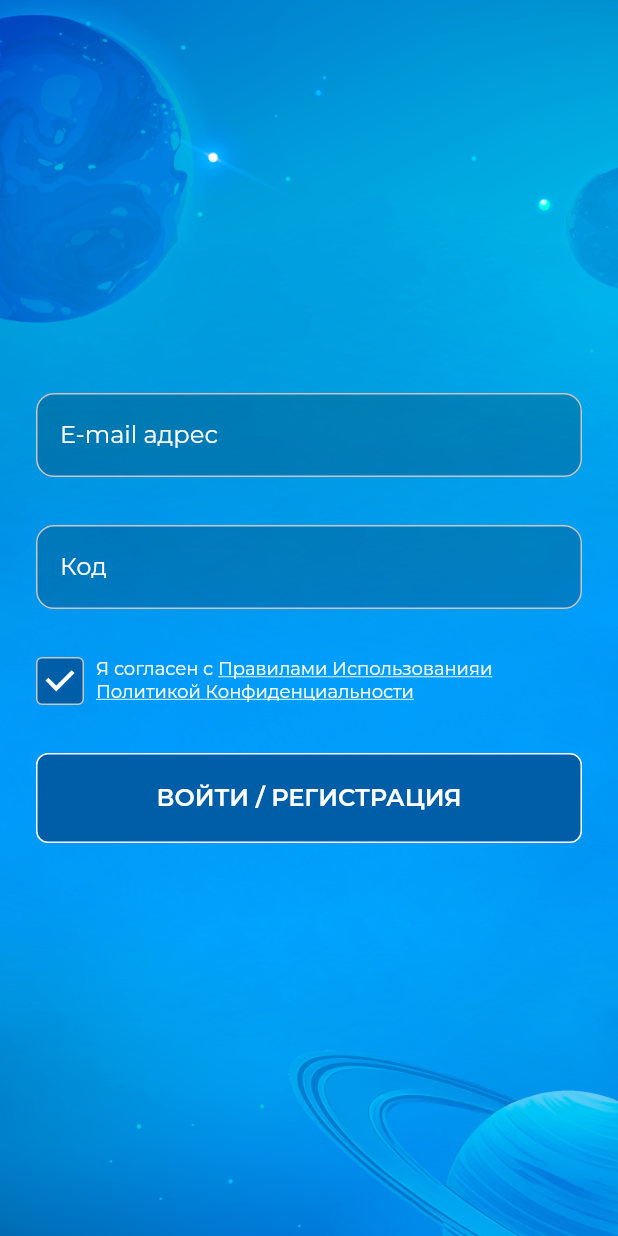
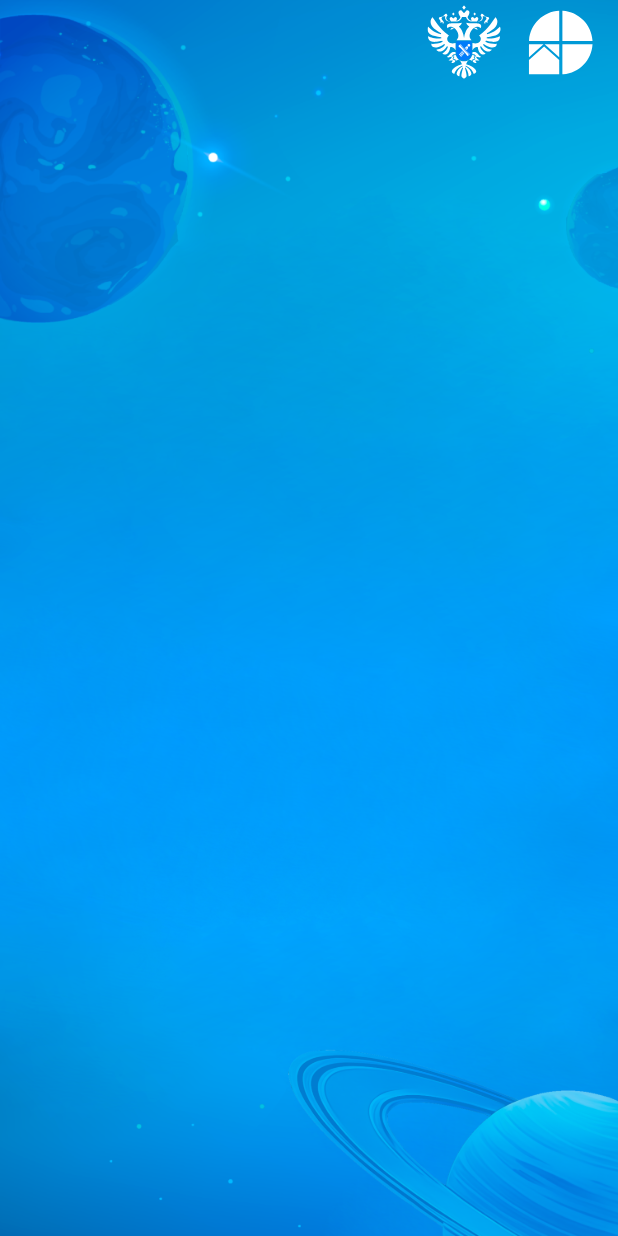
Before and after one commit to Nikolay-leukhin/GalaxyRuData, a Flutter app: the screen it shows after launch, after a tap on "ВОЙТИ / РЕГИСТРАЦИЯ", on a phone screen of 412 x 824 dp. Run offline on Flutter 3.47's test engine with Material 2 defaults, Android fonts, the phone set to English and light mode, and no system bars; our stand-ins replace bloc, dio, flutter_bloc, flutter_dotenv, flutter_svg, google_fonts and 3 more; accounts and stored records are empty.

Commit message:
ADDED: - rf icon - add paths nft certificate

```diff
--- a/lib/feature/auth/ui/login_screen.dart
+++ b/lib/feature/auth/ui/login_screen.dart
@@ -1,4 +1,5 @@
 import 'package:flutter/material.dart';
+import 'package:galaxy_rudata/routes/route_names.dart';
 import 'package:galaxy_rudata/utils/utils.dart';
 import 'package:galaxy_rudata/widgets/buttons/custom_button.dart';
 import 'package:galaxy_rudata/widgets/text_fields/base_text_form_field.dart';
@@ -106,7 +107,9 @@
                       style: AppTypography.font16w600
                           .copyWith(color: Colors.white),
                     ),
-                    onTap: () {},
+                    onTap: () {
+                      Navigator.pushNamed(context, RouteNames.nftCertificate);
+                    },
                     width: double.infinity)
               ],
             ),
--- /dev/null
+++ b/lib/feature/certificate/ui/nft_certificate.dart
@@ -0,0 +1,38 @@
+import 'package:flutter/material.dart';
+import 'package:flutter_svg/flutter_svg.dart';
+
+class NftCertificateScreen extends StatefulWidget {
+  const NftCertificateScreen({super.key});
+
+  @override
+  State<NftCertificateScreen> createState() => _NftCertificateScreenState();
+}
+
+class _NftCertificateScreenState extends State<NftCertificateScreen> {
+  @override
+  Widget build(BuildContext context) {
+    return Container(
+      decoration: const BoxDecoration(
+          image: DecorationImage(
+              fit: BoxFit.cover,
+              image: AssetImage("assets/images/auth_background.png"))),
+      child: Scaffold(
+        backgroundColor: Colors.transparent,
+        appBar:AppBar(
+          automaticallyImplyLeading: false,
+          backgroundColor: Colors.transparent,
+          elevation: 0,
+          title: Row(
+            mainAxisAlignment: MainAxisAlignment.end,
+            children: [
+              SvgPicture.asset('assets/icons/rf.svg')
+            ],
+          ),
+        ),
+        body: const Column(
+          children: [],
+        ),
+      ),
+    );
+  }
+}
--- a/lib/main.dart
+++ b/lib/main.dart
@@ -27,7 +27,7 @@
   @override
   Widget build(BuildContext context) {
     return MaterialApp(
-      title: 'Flutter App',
+      title: 'Росреестор',
       theme: ThemeData(
         fontFamily: 'Nunito',
       ),
--- a/lib/routes/route_names.dart
+++ b/lib/routes/route_names.dart
@@ -1,3 +1,4 @@
 class RouteNames{
   static const String authEnterEmail = '/';
+  static const String nftCertificate = '/nft_certificate';
 }
--- a/lib/routes/routes.dart
+++ b/lib/routes/routes.dart
@@ -1,7 +1,9 @@
 import 'package:flutter/cupertino.dart';
 import 'package:galaxy_rudata/feature/auth/ui/login_screen.dart';
+import 'package:galaxy_rudata/feature/certificate/ui/nft_certificate.dart';
 import 'package:galaxy_rudata/routes/route_names.dart';
 
 Map<String, Widget Function(BuildContext)> appRoutes = {
-  RouteNames.authEnterEmail: (context) => const LoginScreen()
+  RouteNames.authEnterEmail: (context) => const LoginScreen(),
+  RouteNames.nftCertificate: (context) => const NftCertificateScreen(),
 };
```
Also changed, not shown: assets/icons/rf.svg (added).
